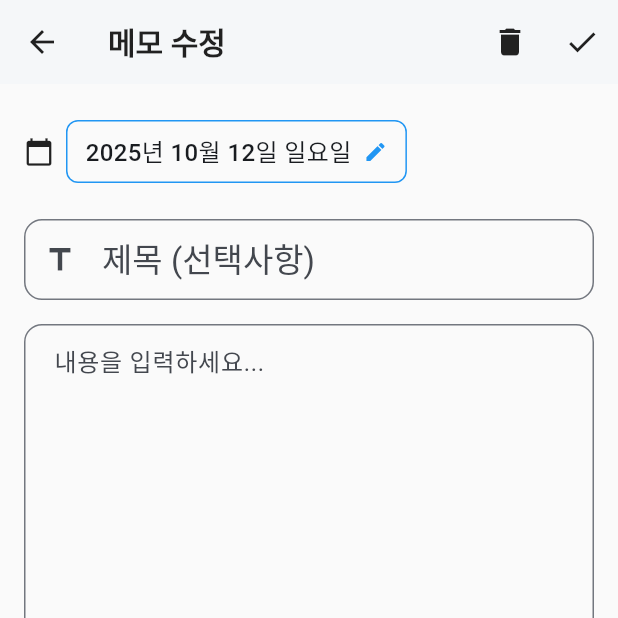
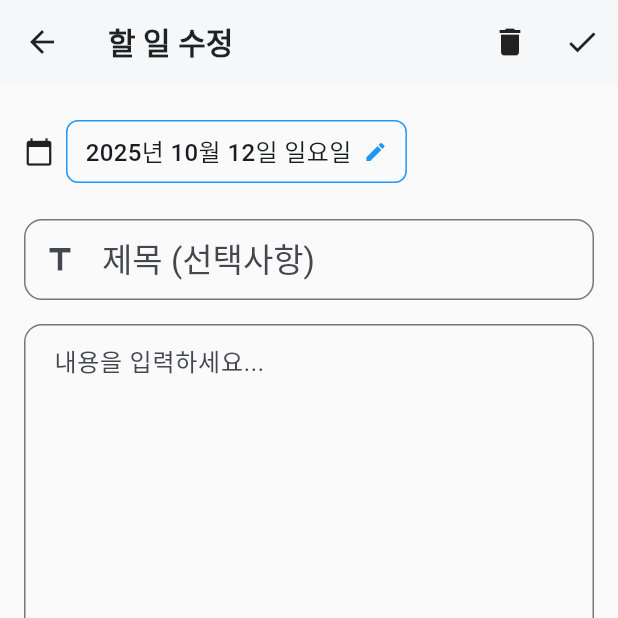
Before and after one commit to mikyeong-Jeong/my_flutter_diary_app, a Flutter app: the screen it shows after launch, tab 4 chosen, after a tap on the "add" icon, on a phone screen of 412 x 824 dp, the top half of it. Run offline on Flutter 3.47's test engine with Material 3 defaults, Android fonts, the phone set to English and light mode, and no system bars; our stand-ins replace permission_handler, share_plus, shared_preferences, table_calendar; missing offline and left inert: dart:html, file_selector, home_widget.

Commit message:
계산기 탭 할 일 탭으로 수정 및 버그 수정 완료

```diff
--- a/lib/core/providers/diary_provider.dart
+++ b/lib/core/providers/diary_provider.dart
@@ -107,9 +107,9 @@ class DiaryProvider extends ChangeNotifier {
   List<DiaryEntry> get diaries => _entries.where((e) => e.type == EntryType.dated).toList();
 
   /**
-   * 날짜별 메모만 필터링하여 반환하는 getter (간단한 텍스트만)
-   * 특정 날짜에 작성된 간단한 메모들만 가져옵니다.
-   * @return List<DiaryEntry> : 날짜별 메모 목록
+   * 할 일만 필터링하여 반환하는 getter (간단한 텍스트만)
+   * 특정 날짜에 작성된 간단한 할 일들만 가져옵니다.
+   * @return List<DiaryEntry> : 할 일 목록
    */
   List<DiaryEntry> get datedNotes => _entries.where((e) => e.type == EntryType.datedNote).toList();
 
@@ -184,12 +184,29 @@ class DiaryProvider extends ChangeNotifier {
     // 날짜를 문자열 형식으로 변환
     final dateString = _formatDate(date);
     try {
-      // 날짜별 일기나 날짜 메모 중에서 해당 날짜와 매치되는 항목 찾기
+      // 날짜별 일기만 찾기 (캘린더 + 버튼용)
       return _entries.where((entry) =>
-        (entry.type == EntryType.dated || entry.type == EntryType.datedNote) && entry.date == dateString
+        entry.type == EntryType.dated && entry.date == dateString
       ).first;
     } catch (e) {
       // 해당 날짜의 일기가 없으면 null 반환
+      return null;
+    }
+  }
+
+  /**
+   * 특정 날짜의 할 일을 조회하는 메서드 (할 일 전용)
+   *
+   * @param date : 조회할 날짜
+   * @return DiaryEntry? : 해당 날짜의 할 일 (없으면 null)
+   */
+  DiaryEntry? getDatedNoteForDate(DateTime date) {
+    final dateString = _formatDate(date);
+    try {
+      return _entries.where((entry) =>
+        entry.type == EntryType.datedNote && entry.date == dateString
+      ).first;
+    } catch (e) {
       return null;
     }
   }
@@ -265,8 +282,12 @@ class DiaryProvider extends ChangeNotifier {
 
       // ID로 기존 엔트리를 찾아서 업데이트
       final existingIndex = _entries.indexWhere((e) => e.id == entry.id);
+
       if (existingIndex != -1) {
         _entries[existingIndex] = entry;
+      } else {
+        // 기존 엔트리가 없으면 새로 추가
+        _entries.add(entry);
       }
 
       // 목록 재정렬 (수정 시간 변경으로 인한 순서 조정)
--- a/lib/features/home/presentation/screens/home_screen.dart
+++ b/lib/features/home/presentation/screens/home_screen.dart
@@ -5,7 +5,7 @@
  * - 달력 탭: 월간 캘린더 뷰로 날짜별 일기 확인
  * - 일기 탭: 날짜별 일기 목록 표시
  * - 메모 탭: 일반 메모 목록 관리
- * - 날짜 메모 탭: 날짜별 메모 작성 및 관리
+ * - 할 일 탭: 날짜별 할 일 작성 및 관리
  *
  * 플로팅 액션 버튼을 통해 탭에 따라 적절한 일기/메모 작성 기능을 제공합니다.
  */
@@ -38,7 +38,7 @@ class HomeScreen extends StatefulWidget {
  * 앱 시작 시 데이터를 로드하고 탭 기반 네비게이션을 관리합니다.
  */
 class _HomeScreenState extends State<HomeScreen> with TickerProviderStateMixin {
-  /// 네 개 탭(달력, 일기, 메모, 날짜 메모)을 관리하는 컨트롤러
+  /// 네 개 탭(달력, 일기, 메모, 할 일)을 관리하는 컨트롤러
   late TabController _tabController;
 
   /// 메모 탭에서 선택할 특정 메모 ID
@@ -122,7 +122,7 @@ class _HomeScreenState extends State<HomeScreen> with TickerProviderStateMixin {
             Tab(icon: Icon(Icons.calendar_today), text: '달력'),
             Tab(icon: Icon(Icons.book), text: '일기'),
             Tab(icon: Icon(Icons.note), text: '메모'),
-            Tab(icon: Icon(Icons.event_note), text: '날짜 메모'),
+            Tab(icon: Icon(Icons.event_note), text: '할 일'),
           ],
         ),
       ),
@@ -150,7 +150,7 @@ class _HomeScreenState extends State<HomeScreen> with TickerProviderStateMixin {
           final diaryProvider = context.read<DiaryProvider>();
 
           if (selectedIndex == 0 || selectedIndex == 1) {
-            // 달력/일기 탭: 날짜별 메모 추가 + 일반 메모 추가
+            // 달력/일기 탭: 할 일 추가 + 일반 메모 추가
             return Padding(
               padding: const EdgeInsets.only(bottom: 16.0),
               child: Column(
@@ -178,7 +178,7 @@ class _HomeScreenState extends State<HomeScreen> with TickerProviderStateMixin {
                     ),
                   ),
                   const SizedBox(height: 16),
-                  // 날짜별 메모 추가 버튼 (메인)
+                  // 할 일 추가 버튼 (메인)
                   SizedBox(
                     width: 64,
                     height: 64,
@@ -212,13 +212,13 @@ class _HomeScreenState extends State<HomeScreen> with TickerProviderStateMixin {
               ),
             );
           } else if (selectedIndex == 2) {
-            // 메모 탭: 일반 메모 추가 + 날짜별 메모 추가
+            // 메모 탭: 일반 메모 추가 + 할 일 추가
             return Padding(
               padding: const EdgeInsets.only(bottom: 16.0),
               child: Column(
                 mainAxisSize: MainAxisSize.min,
                 children: [
-                  // 날짜별 메모 추가 버튼
+                  // 할 일 추가 버튼
                   SizedBox(
                     width: 56,
                     height: 56,
@@ -266,27 +266,20 @@ class _HomeScreenState extends State<HomeScreen> with TickerProviderStateMixin {
               ),
             );
           } else {
-            // 날짜 메모 탭: 날짜별 메모 추가/편집 버튼
+            // 할 일 탭: 할 일 추가/편집 버튼
             return FloatingActionButton(
               heroTag: "dated_note_tab",
-              onPressed: () {
+              onPressed: () async {
                 final today = DateTime.now();
-                // 오늘 날짜의 기존 날짜 메모 확인
-                final todayNotes = diaryProvider.datedNotes.where((entry) {
-                  if (entry.date == null) return false;
-                  final entryDate = DateTime.parse(entry.date!);
-                  return entryDate.year == today.year &&
-                         entryDate.month == today.month &&
-                         entryDate.day == today.day;
-                }).toList();
-                final existingNote = todayNotes.isNotEmpty ? todayNotes.first : null;
+                // 오늘 날짜의 기존 할 일 확인
+                final existingNote = diaryProvider.getDatedNoteForDate(today);
 
                 if (existingNote != null) {
-                  // 기존 메모가 있으면 편집
-                  Navigator.pushNamed(context, '/dated_note', arguments: existingNote);
+                  // 기존 할 일이 있으면 편집
+                  await Navigator.pushNamed(context, '/dated_note', arguments: existingNote);
                 } else {
-                  // 기존 메모가 없으면 새로 작성
-                  Navigator.pushNamed(
+                  // 기존 할 일이 없으면 새로 작성
+                  await Navigator.pushNamed(
                     context,
                     '/dated_note',
                     arguments: DiaryEntry(
@@ -297,9 +290,13 @@ class _HomeScreenState extends State<HomeScreen> with TickerProviderStateMixin {
                     ),
                   );
                 }
+                // 돌아온 후 탭 상태 새로고침
+                if (mounted) {
+                  setState(() {});
+                }
               },
               child: const Icon(Icons.add),
-              tooltip: '날짜별 메모 작성',
+              tooltip: '할 일 작성',
             );
           }
         },
--- a/lib/features/home/presentation/widgets/calendar_tab.dart
+++ b/lib/features/home/presentation/widgets/calendar_tab.dart
@@ -574,9 +574,9 @@ class _CalendarTabState extends State<CalendarTab> {
                         children: [
                           Icon(Icons.note_add, size: 64, color: Colors.grey[400]),
                           const SizedBox(height: 16),
-                          Text('${DateFormat('M월 d일').format(_selectedDay!)}의 일기와 메모가 없습니다', style: TextStyle(fontSize: 16, color: Colors.grey[600])),
+                          Text('${DateFormat('M월 d일').format(_selectedDay!)}의 일기와 할 일이 없습니다', style: TextStyle(fontSize: 16, color: Colors.grey[600])),
                           const SizedBox(height: 8),
-                          Text('새로운 일기나 메모를 작성해보세요', style: TextStyle(fontSize: 14, color: Colors.grey[500])),
+                          Text('새로운 일기나 할 일을 작성해보세요', style: TextStyle(fontSize: 14, color: Colors.grey[500])),
                         ],
                       ),
                     ),
@@ -594,7 +594,7 @@ class _CalendarTabState extends State<CalendarTab> {
                             final entry = selectedDayDiaries[index];
                             return _buildDiaryCard(context, entry);
                           } else {
-                            // 날짜 메모 카드
+                            // 할 일 카드
                             final noteIndex = index - totalDiaries;
                             final entry = selectedDayNotes[noteIndex];
                             return _buildDatedNoteCard(context, entry);
@@ -628,7 +628,7 @@ class _CalendarTabState extends State<CalendarTab> {
             children: [
               Row(
                 children: [
-                  const Text('📆', style: TextStyle(fontSize: 24)),
+                  const Text('🗓️', style: TextStyle(fontSize: 24)),
                   const SizedBox(width: 8),
                   Expanded(
                     child: Text(
@@ -660,7 +660,7 @@ class _CalendarTabState extends State<CalendarTab> {
     );
   }
 
-  /// 날짜 메모 카드 생성 메서드 (📝 이모지, 주황색 테두리)
+  /// 할 일 카드 생성 메서드 (📝 이모지, 주황색 테두리)
   Widget _buildDatedNoteCard(BuildContext context, DiaryEntry entry) {
     return Card(
       margin: const EdgeInsets.only(bottom: 12.0),
--- a/lib/features/home/presentation/widgets/dated_notes_tab.dart
+++ b/lib/features/home/presentation/widgets/dated_notes_tab.dart
@@ -1,13 +1,14 @@
 import 'package:flutter/material.dart';
+import 'package:flutter/foundation.dart';
 import 'package:provider/provider.dart';
 import 'package:intl/intl.dart';
 import '../../../../core/providers/diary_provider.dart';
 import '../../../../core/models/diary_entry.dart';
 
-/// 날짜별 메모 탭 위젯
+/// 할 일 탭 위젯
 ///
-/// 모든 날짜별 메모를 목록으로 보여주고 텍스트 검색 기능을 제공하는 탭입니다.
-/// 하루에 하나의 메모만 작성 가능하며, 제목과 내용을 기준으로 검색할 수 있습니다.
+/// 모든 할 일을 목록으로 보여주고 텍스트 검색 기능을 제공하는 탭입니다.
+/// 하루에 하나의 할 일만 작성 가능하며, 제목과 내용을 기준으로 검색할 수 있습니다.
 class DatedNotesTab extends StatefulWidget {
   const DatedNotesTab({super.key});
 
@@ -42,8 +43,8 @@ class _DatedNotesTabState extends State<DatedNotesTab> {
   Widget build(BuildContext context) {
     return Consumer<DiaryProvider>(
       builder: (context, diaryProvider, child) {
-        // 모든 날짜별 메모 가져오기
-        List<DiaryEntry> datedNotes = diaryProvider.datedNotes;
+        // 모든 할 일 가져오기
+        List<DiaryEntry> datedNotes = List.from(diaryProvider.datedNotes);
 
         // 검색어가 있으면 필터링
         if (_searchQuery.isNotEmpty) {
@@ -93,7 +94,7 @@ class _DatedNotesTabState extends State<DatedNotesTab> {
               ),
             ),
 
-            // 메모 목록 영역
+            // 할 일 목록 영역
             Expanded(
               child: datedNotes.isEmpty
                   ? _buildEmptyState()
@@ -105,7 +106,7 @@ class _DatedNotesTabState extends State<DatedNotesTab> {
     );
   }
 
-  /// 메모가 없을 때의 빈 상태 UI
+  /// 할 일이 없을 때의 빈 상태 UI
   Widget _buildEmptyState() {
     if (_searchQuery.isNotEmpty) {
       // 검색 결과가 없을 때
@@ -138,7 +139,7 @@ class _DatedNotesTabState extends State<DatedNotesTab> {
         ),
       );
     } else {
-      // 메모가 전혀 없을 때
+      // 할 일이 전혀 없을 때
       return Center(
         child: Column(
           mainAxisAlignment: MainAxisAlignment.center,
@@ -150,7 +151,7 @@ class _DatedNotesTabState extends State<DatedNotesTab> {
             ),
             const SizedBox(height: 16),
             Text(
-              '작성된 날짜별 메모가 없습니다',
+              '작성된 할 일이 없습니다',
               style: TextStyle(
                 fontSize: 16,
                 color: Colors.grey[600],
@@ -158,7 +159,7 @@ class _DatedNotesTabState extends State<DatedNotesTab> {
             ),
             const SizedBox(height: 8),
             Text(
-              '첫 번째 날짜별 메모를 작성해보세요',
+              '첫 번째 할 일을 작성해보세요',
               style: TextStyle(
                 fontSize: 14,
                 color: Colors.grey[500],
@@ -170,7 +171,7 @@ class _DatedNotesTabState extends State<DatedNotesTab> {
     }
   }
 
-  /// 메모 목록 UI
+  /// 할 일 목록 UI
   Widget _buildMemoList(List<DiaryEntry> notes) {
     return ListView.builder(
       padding: const EdgeInsets.all(16.0),
@@ -180,8 +181,13 @@ class _DatedNotesTabState extends State<DatedNotesTab> {
         return Card(
           margin: const EdgeInsets.only(bottom: 12.0),
           child: InkWell(
-            onTap: () {
-              Navigator.pushNamed(context, '/dated_note', arguments: note);
+            onTap: () async {
+              // 편집 화면으로 이동하고 결과를 기다림
+              await Navigator.pushNamed(context, '/dated_note', arguments: note);
+              // 돌아온 후 명시적으로 새로고침
+              if (mounted) {
+                setState(() {});
+              }
             },
             borderRadius: BorderRadius.circular(12),
             child: Padding(
--- a/lib/features/write/presentation/screens/dated_note_screen.dart
+++ b/lib/features/write/presentation/screens/dated_note_screen.dart
@@ -1,12 +1,13 @@
 import 'package:flutter/material.dart';
+import 'package:flutter/foundation.dart';
 import 'package:provider/provider.dart';
 import 'package:intl/intl.dart';
 import '../../../../core/models/diary_entry.dart';
 import '../../../../core/providers/diary_provider.dart';
 
-/// 날짜별 메모 작성 화면
+/// 할 일 작성 화면
 ///
-/// 특정 날짜에 하나의 메모만 작성할 수 있는 화면입니다.
+/// 특정 날짜에 하나의 할 일만 작성할 수 있는 화면입니다.
 /// 일반 메모와 달리 날짜 선택 기능이 있고, 이모지/태그 기능은 제외됩니다.
 class DatedNoteScreen extends StatefulWidget {
   final DiaryEntry? entry;
@@ -27,6 +28,7 @@ class _DatedNoteScreenState extends State<DatedNoteScreen> {
   @override
   void initState() {
     super.initState();
+
 
     // 전달받은 entry 또는 새 entry 설정
     if (widget.entry != null) {
@@ -64,22 +66,49 @@ class _DatedNoteScreenState extends State<DatedNoteScreen> {
       lastDate: DateTime(2030),
     );
     if (picked != null) {
+      // 변경된 날짜의 기존 할 일 확인
+      final diaryProvider = context.read<DiaryProvider>();
+      final existingEntry = diaryProvider.getDatedNoteForDate(picked);
+
       setState(() {
         _selectedDate = picked;
+
+        if (existingEntry != null) {
+          // 기존 할 일이 있으면 해당 내용으로 교체
+          _entry = existingEntry;
+          _titleController.text = existingEntry.title;
+          _contentController.text = existingEntry.content;
+          _isEditing = true;
+        } else {
+          // 기존 할 일이 없으면 새 할 일 작성 모드로 초기화
+          _entry = DiaryEntry(
+            date: _formatDate(picked),
+            title: '',
+            content: '',
+            type: EntryType.datedNote,
+          );
+          _titleController.clear();
+          _contentController.clear();
+          _isEditing = false;
+        }
       });
 
       // 날짜 변경 피드백
+      final message = existingEntry != null
+          ? '${DateFormat('yyyy년 M월 d일').format(picked)} 할 일을 불러왔습니다'
+          : '${DateFormat('yyyy년 M월 d일').format(picked)}로 새 할 일을 작성합니다';
+
       ScaffoldMessenger.of(context).showSnackBar(
         SnackBar(
-          content: Text('날짜가 ${DateFormat('yyyy년 M월 d일').format(picked)}로 변경되었습니다'),
+          content: Text(message),
           duration: const Duration(seconds: 2),
-          backgroundColor: Colors.blue,
+          backgroundColor: existingEntry != null ? Colors.green : Colors.blue,
         ),
       );
     }
   }
 
-  /// 메모 저장
+  /// 할 일 저장
   Future<void> _saveEntry() async {
     final content = _contentController.text.trim();
 
@@ -96,28 +125,21 @@ class _DatedNoteScreenState extends State<DatedNoteScreen> {
     final diaryProvider = Provider.of<DiaryProvider>(context, listen: false);
 
     try {
-      // 날짜별 메모의 경우 날짜 변경 시 중복 체크
+      // 할 일의 경우 날짜 변경 시 중복 체크
       final currentDate = _formatDate(_selectedDate);
 
-      // 날짜가 변경되었거나 새 메모인 경우 중복 체크
+      // 날짜가 변경되었거나 새 할 일인 경우 중복 체크
       if (!_isEditing || (_isEditing && _entry.date != currentDate)) {
-        // 같은 날짜의 날짜 메모가 있는지 확인
-        final existingEntries = diaryProvider.datedNotes.where((entry) {
-          if (entry.date == null) return false;
-          final entryDate = DateTime.parse(entry.date!);
-          return entryDate.year == _selectedDate.year &&
-                 entryDate.month == _selectedDate.month &&
-                 entryDate.day == _selectedDate.day;
-        }).toList();
-        final existingEntry = existingEntries.isNotEmpty ? existingEntries.first : null;
+        // 같은 날짜의 할 일이 있는지 확인
+        final existingEntry = diaryProvider.getDatedNoteForDate(_selectedDate);
 
-        // 기존 메모 편집 시 자기 자신은 제외
+        // 기존 할 일 편집 시 자기 자신은 제외
         if (existingEntry != null && existingEntry.id != _entry.id) {
           final shouldOverwrite = await showDialog<bool>(
             context: context,
             builder: (context) => AlertDialog(
-              title: const Text('이미 작성된 메모가 있습니다'),
-              content: Text('${DateFormat('yyyy년 M월 d일').format(_selectedDate)}에 이미 메모가 있습니다.\n덮어쓰시겠습니까?'),
+              title: const Text('이미 작성된 할 일이 있습니다'),
+              content: Text('${DateFormat('yyyy년 M월 d일').format(_selectedDate)}에 이미 할 일이 있습니다.\n덮어쓰시겠습니까?'),
               actions: [
                 TextButton(
                   onPressed: () => Navigator.pop(context, false),
@@ -131,7 +153,9 @@ class _DatedNoteScreenState extends State<DatedNoteScreen> {
             ),
           );
 
-          if (shouldOverwrite != true) return;
+          if (shouldOverwrite != true) {
+            return;
+          }
 
           // 기존 엔트리를 삭제
           await diaryProvider.deleteEntry(existingEntry.id);
@@ -142,10 +166,10 @@ class _DatedNoteScreenState extends State<DatedNoteScreen> {
         title: _titleController.text.trim(),
         content: content,
         date: currentDate,
-        moods: [], // 날짜별 메모이지만 이모지 기능 제외
-        customEmojis: [], // 날짜별 메모이지만 이모지 기능 제외
-        tags: [], // 날짜별 메모이지만 태그 기능 제외
-        type: EntryType.datedNote, // 반드시 날짜 메모 타입으로 설정
+        moods: [], // 할 일이지만 이모지 기능 제외
+        customEmojis: [], // 할 일이지만 이모지 기능 제외
+        tags: [], // 할 일이지만 태그 기능 제외
+        type: EntryType.datedNote, // 반드시 할 일 타입으로 설정
         updatedAt: DateTime.now(),
       );
 
@@ -154,7 +178,7 @@ class _DatedNoteScreenState extends State<DatedNoteScreen> {
         if (mounted) {
           ScaffoldMessenger.of(context).showSnackBar(
             SnackBar(
-              content: Text('메모가 수정되었습니다 (${DateFormat('M월 d일').format(_selectedDate)})'),
+              content: Text('할 일이 수정되었습니다 (${DateFormat('M월 d일').format(_selectedDate)})'),
               backgroundColor: Colors.green,
             ),
           );
@@ -164,14 +188,16 @@ class _DatedNoteScreenState extends State<DatedNoteScreen> {
         if (mounted) {
           ScaffoldMessenger.of(context).showSnackBar(
             SnackBar(
-              content: Text('메모가 작성되었습니다 (${DateFormat('M월 d일').format(_selectedDate)})'),
+              content: Text('할 일이 작성되었습니다 (${DateFormat('M월 d일').format(_selectedDate)})'),
               backgroundColor: Colors.green,
             ),
           );
         }
       }
 
+      // 약간의 지연 후 Navigator.pop 실행 (UI 업데이트 시간 확보)
       if (mounted) {
+        await Future.delayed(const Duration(milliseconds: 50));
         Navigator.pop(context);
       }
     } catch (e) {
@@ -186,13 +212,13 @@ class _DatedNoteScreenState extends State<DatedNoteScreen> {
     }
   }
 
-  /// 메모 삭제
+  /// 할 일 삭제
   void _deleteEntry() {
     showDialog(
       context: context,
       builder: (context) => AlertDialog(
-        title: const Text('메모 삭제'),
-        content: const Text('이 메모를 삭제하시겠습니까?'),
+        title: const Text('할 일 삭제'),
+        content: const Text('이 할 일을 삭제하시겠습니까?'),
         actions: [
           TextButton(
             onPressed: () => Navigator.pop(context),
@@ -220,7 +246,7 @@ class _DatedNoteScreenState extends State<DatedNoteScreen> {
   Widget build(BuildContext context) {
     return Scaffold(
       appBar: AppBar(
-        title: Text(_isEditing ? '메모 수정' : '새 메모'),
+        title: Text(_isEditing ? '할 일 수정' : '새 할 일'),
         actions: [
           if (_isEditing)
             IconButton(
```
